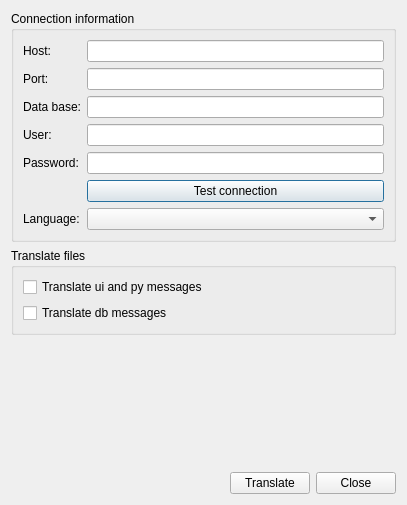
First picture: the form in core/ui/admin/admin_translation.ui, repository Giswater/giswater_qgis_plugin, before the edit.
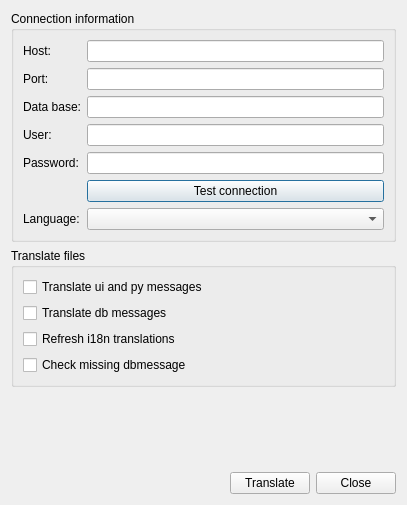
Second picture: the form after the edit.

Commit message: Improve last commit: Check missing dbmessages on i18n transaltion table

Diff of the .ui file:
```diff
--- a/core/ui/admin/admin_translation.ui
+++ b/core/ui/admin/admin_translation.ui
@@ -161,6 +161,13 @@
         </property>
        </widget>
       </item>
+      <item row="2" column="0">
+       <widget class="QCheckBox" name="chk_refresh_i18n">
+        <property name="text">
+         <string>Refresh i18n translations</string>
+        </property>
+       </widget>
+      </item>
       <item row="0" column="0">
        <widget class="QCheckBox" name="chk_py_msg">
         <property name="text">
@@ -168,6 +175,13 @@
         </property>
        </widget>
       </item>
+      <item row="3" column="0">
+       <widget class="QCheckBox" name="chk_missing_dbmessage">
+        <property name="text">
+         <string>Check missing dbmessage</string>
+        </property>
+       </widget>
+      </item>
      </layout>
     </widget>
    </item>
```
The commit also changes 1 other file.
